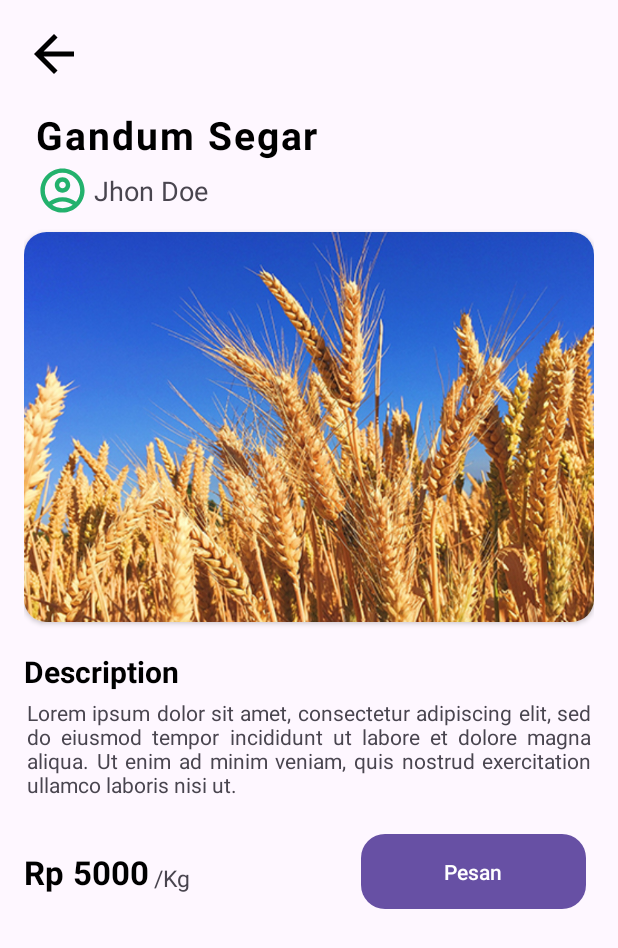
After one commit to Teman-Tani-Bangkit/Mobile-Development, an Android app: the DetailActivity screen opened directly, with no data from a screen before it, on a phone screen of 412 x 824 dp. The commit adds this screen. Shown: the top 948 px of the screen. Run offline under Robolectric (Android 15) with nearby library versions, the phone set to English and light mode, and no system bars.

Commit message:
Detail & Card

```diff
--- /dev/null
+++ b/TemanTani/app/src/main/java/com/dicoding/temantani/ui/detail/DetailActivity.kt
@@ -0,0 +1,12 @@
+package com.dicoding.temantani.ui.detail
+
+import androidx.appcompat.app.AppCompatActivity
+import android.os.Bundle
+import com.dicoding.temantani.R
+
+class DetailActivity : AppCompatActivity() {
+    override fun onCreate(savedInstanceState: Bundle?) {
+        super.onCreate(savedInstanceState)
+        setContentView(R.layout.activity_detail)
+    }
+}
--- /dev/null
+++ b/TemanTani/app/src/main/res/drawable/ic_more_green.xml
@@ -0,0 +1,5 @@
+<vector android:height="24dp" android:tint="#23B16D"
+    android:viewportHeight="24" android:viewportWidth="24"
+    android:width="24dp" xmlns:android="http://schemas.android.com/apk/res/android">
+    <path android:fillColor="@android:color/white" android:pathData="M22,12c0,-5.52 -4.48,-10 -10,-10C6.48,2 2,6.48 2,12s4.48,10 10,10C17.52,22 22,17.52 22,12zM4,12c0,-4.42 3.58,-8 8,-8c4.42,0 8,3.58 8,8s-3.58,8 -8,8C7.58,20 4,16.42 4,12zM16,12l-4,4l-1.41,-1.41L12.17,13H8v-2h4.17l-1.59,-1.59L12,8L16,12z"/>
+</vector>
--- /dev/null
+++ b/TemanTani/app/src/main/res/layout/activity_detail.xml
@@ -0,0 +1,177 @@
+<?xml version="1.0" encoding="utf-8"?>
+<androidx.constraintlayout.widget.ConstraintLayout xmlns:android="http://schemas.android.com/apk/res/android"
+    xmlns:app="http://schemas.android.com/apk/res-auto"
+    xmlns:tools="http://schemas.android.com/tools"
+    android:layout_width="match_parent"
+    android:layout_height="match_parent"
+    android:padding="16dp"
+    tools:context=".ui.detail.DetailActivity">
+
+    <androidx.constraintlayout.widget.Guideline
+        android:id="@+id/guidline1"
+        android:layout_width="wrap_content"
+        android:layout_height="wrap_content"
+        android:orientation="horizontal"
+        app:layout_constraintGuide_begin="56dp" />
+
+    <androidx.constraintlayout.widget.Guideline
+        android:id="@+id/guideline2"
+        android:layout_width="wrap_content"
+        android:layout_height="wrap_content"
+        android:orientation="horizontal"
+        app:layout_constraintGuide_begin="139dp" />
+
+    <androidx.constraintlayout.widget.Guideline
+        android:id="@+id/guideline3"
+        android:layout_width="wrap_content"
+        android:layout_height="wrap_content"
+        android:orientation="horizontal"
+        app:layout_constraintGuide_begin="418dp" />
+
+    <androidx.constraintlayout.widget.Guideline
+        android:id="@+id/guideline4"
+        android:layout_width="wrap_content"
+        android:layout_height="wrap_content"
+        android:orientation="horizontal"
+        app:layout_constraintGuide_begin="540dp" />
+
+    <ImageView
+        android:id="@+id/icon_back"
+        android:layout_width="40dp"
+        android:layout_height="40dp"
+        android:contentDescription="@string/imageview"
+        android:src="@drawable/ic_arrow_back"
+        app:layout_constraintStart_toStartOf="parent"
+        app:layout_constraintTop_toTopOf="parent" />
+
+    <TextView
+        android:id="@+id/nama_item"
+        android:layout_width="wrap_content"
+        android:layout_height="wrap_content"
+        android:layout_marginStart="8dp"
+        android:letterSpacing="0.05"
+        android:text="@string/gandum_segar"
+        android:textColor="@color/black"
+        android:textSize="26sp"
+        android:textStyle="bold"
+        app:layout_constraintStart_toStartOf="@id/icon_back"
+        app:layout_constraintTop_toBottomOf="@+id/guidline1" />
+
+    <ImageView
+        android:id="@+id/profile_placeholder"
+        android:layout_width="35dp"
+        android:layout_height="35dp"
+        android:layout_marginTop="2dp"
+        android:contentDescription="@string/imageview"
+        android:src="@drawable/ic_person_green"
+        app:layout_constraintStart_toStartOf="@+id/nama_item"
+        app:layout_constraintTop_toBottomOf="@+id/nama_item"
+        tools:ignore="ImageContrastCheck" />
+
+    <TextView
+        android:id="@+id/user_name"
+        android:layout_width="wrap_content"
+        android:layout_height="wrap_content"
+        android:layout_marginStart="3dp"
+        android:text="@string/jhon_doe"
+        android:textSize="18sp"
+        app:layout_constraintBottom_toBottomOf="@id/profile_placeholder"
+        app:layout_constraintStart_toEndOf="@id/profile_placeholder"
+        app:layout_constraintTop_toTopOf="@id/profile_placeholder" />
+
+    <androidx.cardview.widget.CardView
+        android:id="@+id/card_gambar"
+        android:layout_width="0dp"
+        android:layout_height="260dp"
+        android:padding="0dp"
+        app:cardCornerRadius="15dp"
+        app:layout_constraintEnd_toEndOf="parent"
+        app:layout_constraintStart_toStartOf="parent"
+        app:layout_constraintTop_toBottomOf="@+id/guideline2">
+
+        <ImageView
+            android:id="@+id/image_item"
+            android:layout_width="match_parent"
+            android:layout_height="match_parent"
+            android:contentDescription="@string/imageview"
+            android:scaleType="centerCrop"
+            android:src="@drawable/gandum" />
+
+    </androidx.cardview.widget.CardView>
+
+    <TextView
+        android:id="@+id/description_title"
+        android:layout_width="wrap_content"
+        android:layout_height="wrap_content"
+        android:text="@string/description"
+        android:textColor="@color/black"
+        android:textSize="20sp"
+        android:textStyle="bold"
+        app:layout_constraintStart_toStartOf="@+id/card_gambar"
+        app:layout_constraintTop_toBottomOf="@+id/guideline3" />
+
+    <TextView
+        android:id="@+id/deskripsi_item"
+        android:layout_width="0dp"
+        android:layout_height="wrap_content"
+        android:layout_marginTop="4dp"
+        android:paddingStart="2dp"
+        android:paddingEnd="2dp"
+        android:text="@string/lorem"
+        app:layout_constraintEnd_toEndOf="@id/card_gambar"
+        app:layout_constraintStart_toStartOf="@id/card_gambar"
+        app:layout_constraintTop_toBottomOf="@id/description_title"
+        android:justificationMode="inter_word"
+        tools:ignore="UnusedAttribute,VisualLintLongText" />
+
+    <TextView
+        android:id="@+id/text_rupiah"
+        android:layout_width="wrap_content"
+        android:layout_height="wrap_content"
+        app:layout_constraintStart_toStartOf="@id/description_title"
+        app:layout_constraintTop_toTopOf="@id/btn_pesan"
+        app:layout_constraintBottom_toBottomOf="@id/btn_pesan"
+        android:text="@string/rp"
+        android:textColor="@color/black"
+        android:textStyle="bold"
+        android:textSize="22sp"
+        />
+
+    <TextView
+        android:id="@+id/harga_item"
+        android:layout_width="wrap_content"
+        android:layout_height="wrap_content"
+        app:layout_constraintStart_toEndOf="@id/text_rupiah"
+        app:layout_constraintTop_toTopOf="@id/text_rupiah"
+        app:layout_constraintBottom_toBottomOf="@id/text_rupiah"
+        android:layout_marginStart="6dp"
+        android:text="@string/harga"
+        android:textColor="@color/black"
+        android:textStyle="bold"
+        android:textSize="22sp"
+        />
+
+    <TextView
+        android:id="@+id/text_kilogram"
+        android:layout_width="wrap_content"
+        android:layout_height="wrap_content"
+        app:layout_constraintStart_toEndOf="@id/harga_item"
+        app:layout_constraintBottom_toBottomOf="@id/harga_item"
+        android:layout_marginStart="3dp"
+        android:text="@string/kg"
+        android:textSize="15sp"
+        />
+
+    <Button
+        android:id="@+id/btn_pesan"
+        android:layout_width="150dp"
+        android:layout_height="50dp"
+        app:layout_constraintTop_toBottomOf="@id/guideline4"
+        app:layout_constraintEnd_toEndOf="@id/card_gambar"
+        android:layout_marginEnd="5dp"
+        android:background="@drawable/btn_green"
+        android:text="@string/pesan"
+        android:textColor="@color/white"
+        />
+
+</androidx.constraintlayout.widget.ConstraintLayout>
--- a/TemanTani/app/src/main/res/layout/activity_register.xml
+++ b/TemanTani/app/src/main/res/layout/activity_register.xml
@@ -101,7 +101,6 @@
             android:layout_marginTop="20dp"
             android:drawablePadding="10dp"
             android:inputType="textPassword"
-            android:textColorHint="#2E7D32"
             app:layout_constraintEnd_toEndOf="parent"
             app:layout_constraintStart_toStartOf="parent"
             app:layout_constraintTop_toBottomOf="@id/ed_telephone"
@@ -117,6 +116,7 @@
             android:layout_marginTop="20dp"
             android:background="@drawable/btn_green"
             android:text="@string/register_now"
+            android:textColor="@color/white"
             />
 
     </androidx.constraintlayout.widget.ConstraintLayout>
--- a/TemanTani/app/src/main/res/values/strings.xml
+++ b/TemanTani/app/src/main/res/values/strings.xml
@@ -6,4 +6,14 @@
     <string name="register_now">Register Now</string>
     <string name="selamat_datang">Selamat Datang!</string>
     <string name="login_description">Selamat datang kembali di Teman Tani! Silahkan isi terlebih dahulu agar bisa masuk</string>
+    <string name="text_akun">Belum punya akun?</string>
+    <string name="regist">Daftar Sekarang!</string>
+    <string name="gandum_segar">Gandum Segar</string>
+    <string name="jhon_doe">Jhon Doe</string>
+    <string name="description">Description</string>
+    <string name="lorem">Lorem ipsum dolor sit amet, consectetur adipiscing elit, sed do eiusmod tempor incididunt ut labore et dolore magna aliqua. Ut enim ad minim veniam, quis nostrud exercitation ullamco laboris nisi ut.</string>
+    <string name="rp">Rp</string>
+    <string name="harga">5000</string>
+    <string name="kg">/Kg</string>
+    <string name="pesan">Pesan</string>
 </resources>
```
Also changed, not shown: TemanTani/app/src/main/AndroidManifest.xml (+10 -4 lines), TemanTani/app/src/main/java/com/dicoding/temantani/ui/login/EdLoginCustom.kt (added, +76 -0 lines), TemanTani/app/src/main/res/layout/activity_login.xml (+66 -0 lines), TemanTani/app/src/main/res/layout/card_product.xml (added, +103 -0 lines), TemanTani/app/src/main/res/drawable/gandum.png (added), TemanTani/app/src/main/res/drawable/gandumm.png (added).
